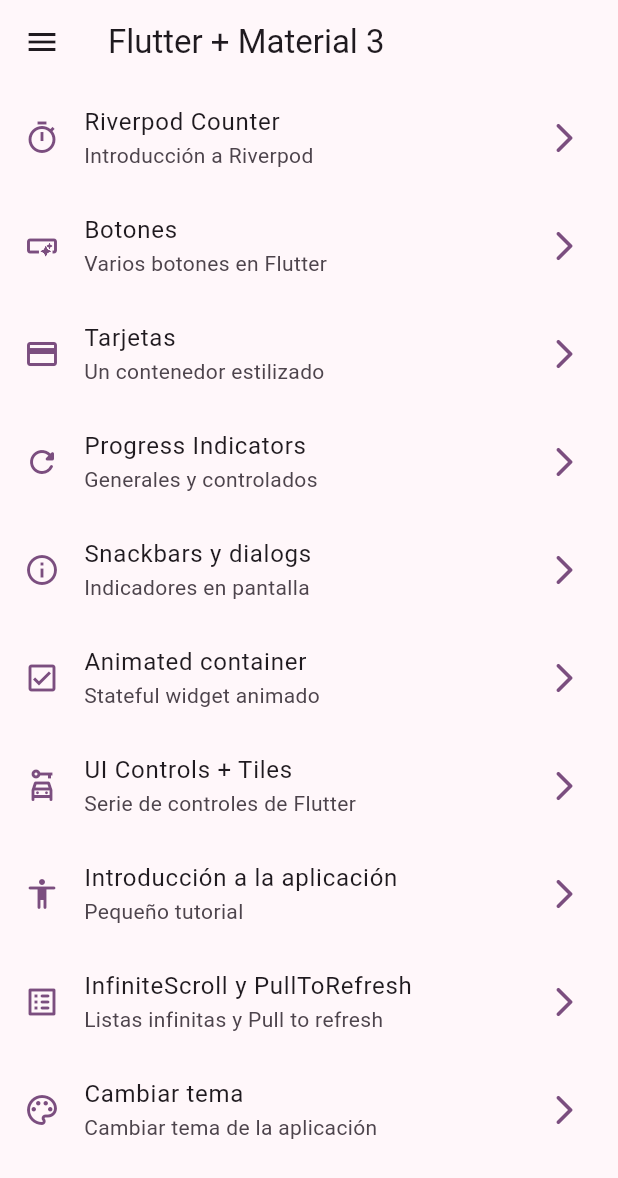
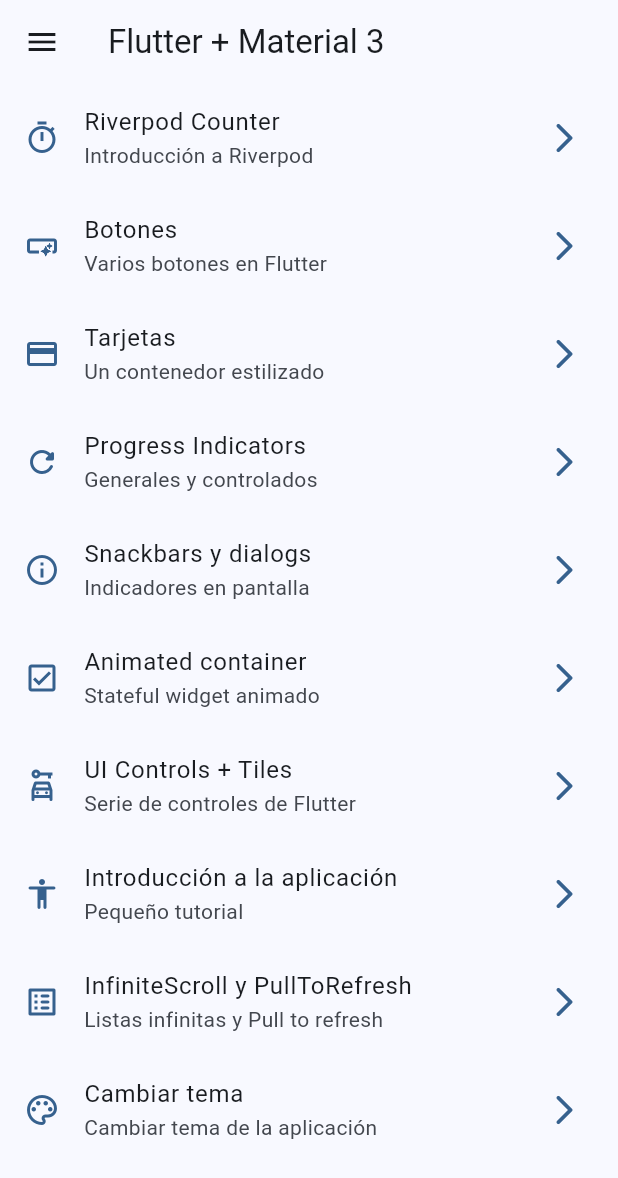
Before and after one commit to jaimetellezb/widgets_flutter_app, a Flutter app: the screen it shows after launch, on a phone screen of 412 x 824 dp. Shown: the top 1178 px of the screen. Run offline on Flutter 3.47's test engine with Material 2 defaults, Android fonts, the phone set to English and light mode, and no system bars; our stand-ins replace animate_do, flutter_riverpod, go_router, riverpod_annotation.

Commit message:
theme changed

```diff
--- a/lib/main.dart
+++ b/lib/main.dart
@@ -1,7 +1,6 @@
 import 'package:flutter/material.dart';
 import 'package:flutter_riverpod/flutter_riverpod.dart';
 import 'package:widgets_flutter_app/config/router/app_router.dart';
-import 'package:widgets_flutter_app/config/theme/app_theme.dart';
 import 'package:widgets_flutter_app/presentation/providers/theme_provider.dart';
 
 void main() {
@@ -15,16 +14,16 @@ class MyApp extends ConsumerWidget {
 
   @override
   Widget build(BuildContext context, WidgetRef ref) {
-    final int selectedColor = ref.watch(selectedColorProvider);
-    final bool isDarkMode = ref.watch(isDarkModeProvider);
+    // final int selectedColor = ref.watch(selectedColorProvider);
+    // final bool isDarkMode = ref.watch(isDarkModeProvider);
+    final appTheme = ref.watch(themeNotifierProvider);
 
     return MaterialApp.router(
       title: 'Flutter Widgets',
       routerConfig: appRouter,
       // propiedad para quitar marca de debug en el celular al desarrollar
       debugShowCheckedModeBanner: false,
-      theme: AppTheme(selectedColor: selectedColor, isDarkMode: isDarkMode)
-          .getTheme(),
+      theme: appTheme.getTheme(),
     );
   }
 }
```
Also changed, not shown: lib/config/theme/app_theme.dart (+12 -0 lines), lib/presentation/providers/theme_provider.dart (+40 -0 lines), lib/presentation/screens/theme/theme_changer_screen.dart (+6 -4 lines).
